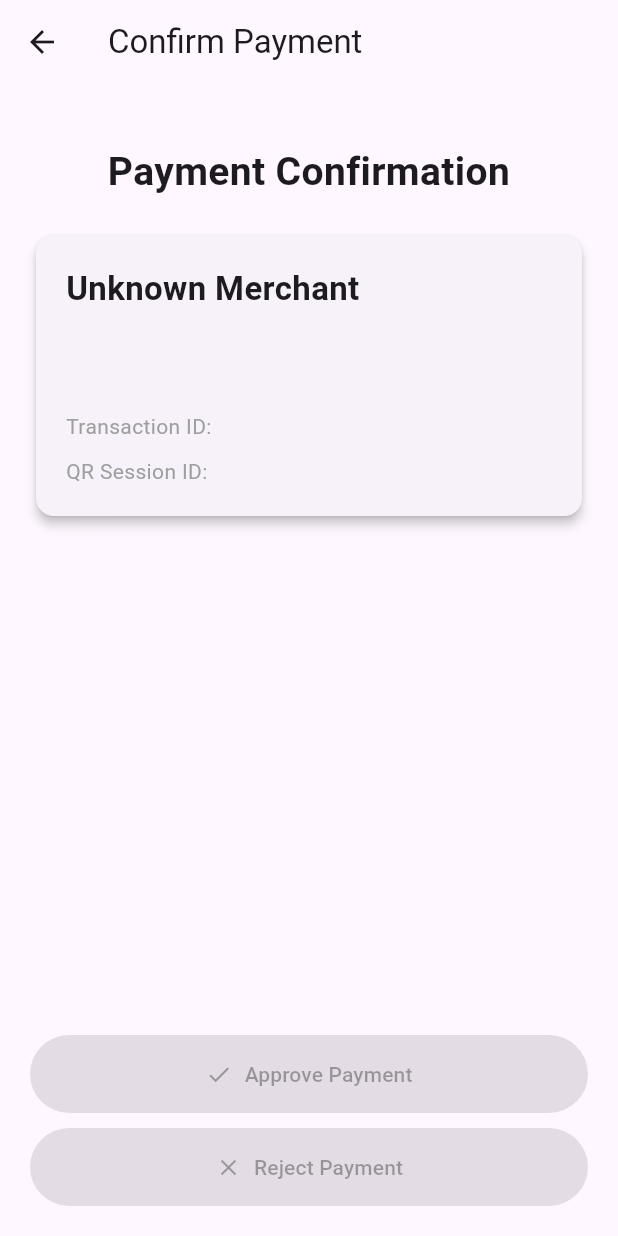
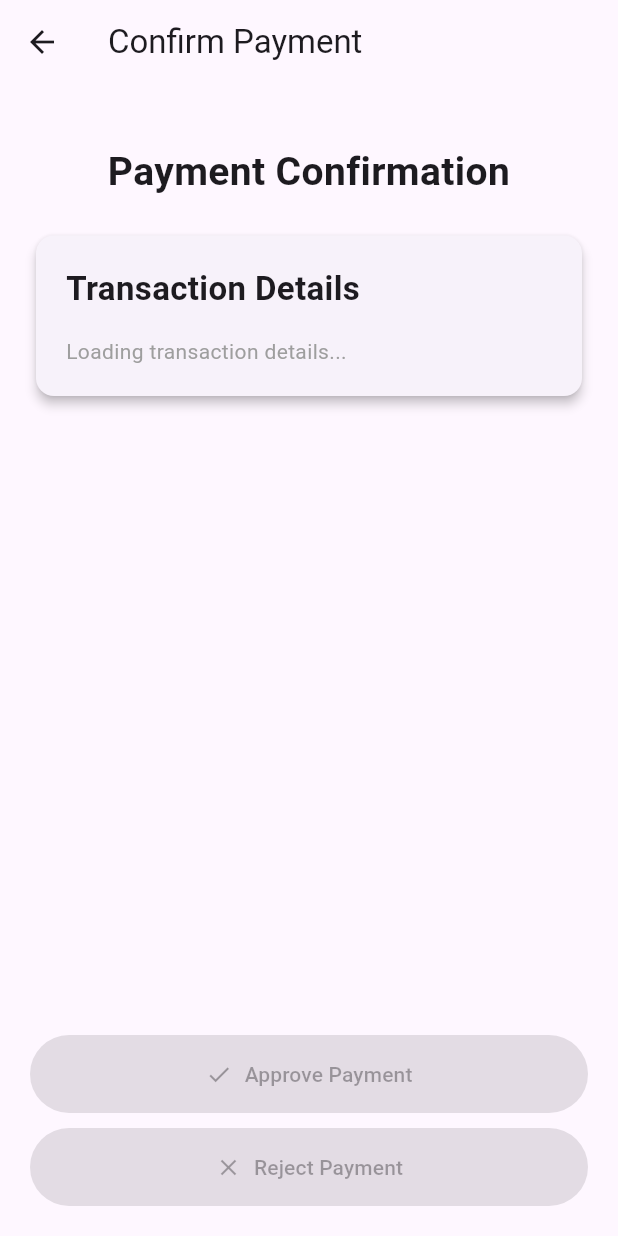
Before and after one commit to zerulite/fyp_qr_flutter_app, a Flutter app: the TransactionPage screen opened directly with empty values, on a phone screen of 412 x 824 dp. Run offline on Flutter 3.47's test engine with Material 3 defaults, Android fonts, the phone set to English and light mode, and no system bars; our stand-ins replace flutter_secure_storage, local_auth, shared_preferences; missing offline and left inert: mobile_scanner, pointycastle; accounts and stored records are empty.

Commit message:
fix transaction data mapping issue

```diff
--- a/lib/screens/transaction_page.dart
+++ b/lib/screens/transaction_page.dart
@@ -5,6 +5,78 @@ import 'package:shared_preferences/shared_preferences.dart';
 import 'package:local_auth/local_auth.dart';
 import 'approval_page.dart';
 import '../security/crypto_service.dart';
+
+Map<String, dynamic> normalizeTransactionData(Map<String, dynamic> data) {
+  final transactionId =
+      data["transaction_id"] ??
+      data["transactionId"] ??
+      data["transactionID"] ??
+      data["id"];
+  final qrSessionId =
+      data["qr_session_id"] ??
+      data["qrSessionId"] ??
+      data["qrSessionID"] ??
+      data["session_id"] ??
+      data["sessionId"];
+  final applicationId =
+      data["application_id"] ??
+      data["applicationId"] ??
+      data["app_id"] ??
+      data["appId"];
+  final merchantReference =
+      data["merchant_reference"] ??
+      data["merchantReference"] ??
+      data["merchant_name"] ??
+      data["merchantName"] ??
+      data["merchant"] ??
+      data["merchant_id"] ??
+      data["merchantId"] ??
+      data["application_name"] ??
+      data["applicationName"] ??
+      data["app_name"] ??
+      data["appName"];
+
+  return {
+    ...data,
+    "id": transactionId,
+    "transaction_id": transactionId,
+    "transactionId": transactionId,
+    "qr_session_id": qrSessionId,
+    "qrSessionId": qrSessionId,
+    "application_id": applicationId,
+    "applicationId": applicationId,
+    "merchant_reference": merchantReference,
+    "currency":
+        data["currency"] ?? data["currency_code"] ?? data["currencyCode"],
+    "amount": data["amount"] ?? data["total_amount"] ?? data["totalAmount"],
+    "sender_account_id": data["sender_account_id"] ?? data["senderAccountId"],
+    "created_at": data["created_at"] ?? data["createdAt"],
+  };
+}
+
+Map<String, dynamic> buildDecisionRequestBody({
+  required Map<String, dynamic> transaction,
+  required String action,
+  required String signature,
+  required String hash,
+}) {
+  return {
+    "id": transaction["id"] ?? transaction["transaction_id"],
+    "transaction_id": transaction["transaction_id"],
+    "transactionId": transaction["transaction_id"],
+    "qr_session_id": transaction["qr_session_id"],
+    "qrSessionId": transaction["qr_session_id"],
+    if (transaction["sender_account_id"] != null)
+      "sender_account_id": transaction["sender_account_id"],
+    if (transaction["application_id"] != null)
+      "application_id": transaction["application_id"],
+    if (transaction["application_id"] != null)
+      "applicationId": transaction["application_id"],
+    "action": action,
+    "signature": signature,
+    "hash": hash,
+  };
+}
 
 class TransactionPage extends StatefulWidget {
   final String qrData;
@@ -18,6 +90,7 @@ class TransactionPage extends StatefulWidget {
 class _TransactionPageState extends State<TransactionPage> {
   final LocalAuthentication auth = LocalAuthentication();
   Map<String, dynamic> transaction = {};
+  Map<String, dynamic> displayTransaction = {};
   bool isLoading = false;
   String? parseError;
 
@@ -27,30 +100,27 @@ class _TransactionPageState extends State<TransactionPage> {
     _parseQRData();
   }
 
-  Map<String, dynamic> _normalizeTransaction(Map<String, dynamic> data) {
-    return {
-      ...data,
-      "transaction_id":
-          data["transaction_id"] ?? data["transactionId"] ?? data["id"],
-      "qr_session_id":
-          data["qr_session_id"] ?? data["qrSessionId"] ?? data["session_id"],
-      "merchant_reference":
-          data["merchant_reference"] ??
-          data["merchantReference"] ??
-          data["merchant"] ??
-          data["merchant_name"],
-      "currency": data["currency"],
-      "amount": data["amount"],
-    };
-  }
-
   bool get _hasRequiredTransactionFields =>
       transaction["transaction_id"] != null &&
       transaction["qr_session_id"] != null;
 
+  String _formatFieldLabel(String key) {
+    final words = key
+        .replaceAllMapped(
+          RegExp(r'([a-z0-9])([A-Z])'),
+          (match) => '${match.group(1)} ${match.group(2)}',
+        )
+        .replaceAll('_', ' ')
+        .split(' ')
+        .where((word) => word.isNotEmpty)
+        .map((word) => word[0].toUpperCase() + word.substring(1));
+    return words.join(' ');
+  }
+
   /// Parse QR code: tries encrypted JSON first, plain JSON second, else key/value pairs.
   void _parseQRData() async {
     final parsedTransaction = <String, dynamic>{};
+    final rawDisplayTransaction = <String, dynamic>{};
     String? errorMessage;
 
     try {
@@ -100,9 +170,13 @@ class _TransactionPageState extends State<TransactionPage> {
         if (decryptedTransaction is! Map<String, dynamic>) {
           throw Exception("Invalid decrypted transaction");
         }
-        parsedTransaction.addAll(_normalizeTransaction(decryptedTransaction));
+        rawDisplayTransaction.addAll(decryptedTransaction);
+        parsedTransaction.addAll(
+          normalizeTransactionData(decryptedTransaction),
+        );
       } else {
-        parsedTransaction.addAll(_normalizeTransaction(decodedQR));
+        rawDisplayTransaction.addAll(decodedQR);
+        parsedTransaction.addAll(normalizeTransactionData(decodedQR));
       }
 
       print("PARSED JSON TRANSACTION: $parsedTransaction");
@@ -114,9 +188,10 @@ class _TransactionPageState extends State<TransactionPage> {
           final key = kv[0].trim();
           final value = kv.sublist(1).join(":").trim();
           parsedTransaction[key] = value;
+          rawDisplayTransaction[key] = value;
         }
       }
-      parsedTransaction.addAll(_normalizeTransaction(parsedTransaction));
+      parsedTransaction.addAll(normalizeTransactionData(parsedTransaction));
       print("PARSED TEXT TRANSACTION: $parsedTransaction");
     } catch (e) {
       errorMessage = e.toString();
@@ -126,10 +201,12 @@ class _TransactionPageState extends State<TransactionPage> {
     if (mounted) {
       setState(() {
         transaction = parsedTransaction;
+        displayTransaction = rawDisplayTransaction;
         parseError = errorMessage;
       });
     } else {
       transaction = parsedTransaction;
+      displayTransaction = rawDisplayTransaction;
       parseError = errorMessage;
     }
     print("PARSED TRANSACTION: $transaction");
@@ -151,13 +228,12 @@ class _TransactionPageState extends State<TransactionPage> {
         throw Exception('No token found. Please log in first.');
       }
 
-      final Map<String, dynamic> requestBody = {
-        "transaction_id": transaction["transaction_id"],
-        "qr_session_id": transaction["qr_session_id"],
-        "action": action,
-        "signature": signature,
-        "hash": hash,
-      };
+      final requestBody = buildDecisionRequestBody(
+        transaction: transaction,
+        action: action,
+        signature: signature,
+        hash: hash,
+      );
 
       print("DECISION REQUEST: ${jsonEncode(requestBody)}");
 
@@ -279,31 +355,44 @@ class _TransactionPageState extends State<TransactionPage> {
                 child: Column(
                   crossAxisAlignment: CrossAxisAlignment.stretch,
                   children: [
-                    Text(
-                      transaction["merchant_reference"] ?? "Unknown Merchant",
-                      style: const TextStyle(
+                    const Text(
+                      "Transaction Details",
+                      style: TextStyle(
                         fontSize: 22,
                         fontWeight: FontWeight.bold,
                       ),
                     ),
-                    const SizedBox(height: 10),
+                    const SizedBox(height: 16),
+                    if (displayTransaction.isEmpty && parseError == null)
+                      const Text(
+                        "Loading transaction details...",
+                        style: TextStyle(color: Colors.grey),
+                      )
+                    else
+                      ...displayTransaction.entries.map(
+                        (entry) => Padding(
+                          padding: const EdgeInsets.only(bottom: 12),
+                          child: Column(
+                            crossAxisAlignment: CrossAxisAlignment.start,
+                            children: [
                               Text(
-                      "${transaction["currency"] ?? ""} ${transaction["amount"] ?? ""}",
+                                _formatFieldLabel(entry.key),
                                 style: const TextStyle(
-                        fontSize: 32,
-                        fontWeight: FontWeight.bold,
-                        color: Colors.green,
+                                  color: Colors.grey,
+                                  fontSize: 13,
                                 ),
                               ),
-                    const SizedBox(height: 10),
+                              const SizedBox(height: 4),
                               Text(
-                      "Transaction ID: ${transaction["transaction_id"] ?? ""}",
-                      style: const TextStyle(color: Colors.grey),
+                                entry.value?.toString() ?? "",
+                                style: const TextStyle(
+                                  fontSize: 16,
+                                  fontWeight: FontWeight.w600,
                                 ),
-                    const SizedBox(height: 10),
-                    Text(
-                      "QR Session ID: ${transaction["qr_session_id"] ?? ""}",
-                      style: const TextStyle(color: Colors.grey),
+                              ),
+                            ],
+                          ),
+                        ),
                       ),
                     if (parseError != null) ...[
                       const SizedBox(height: 10),
```
Lines whose indentation alone changed are shown as unchanged.
